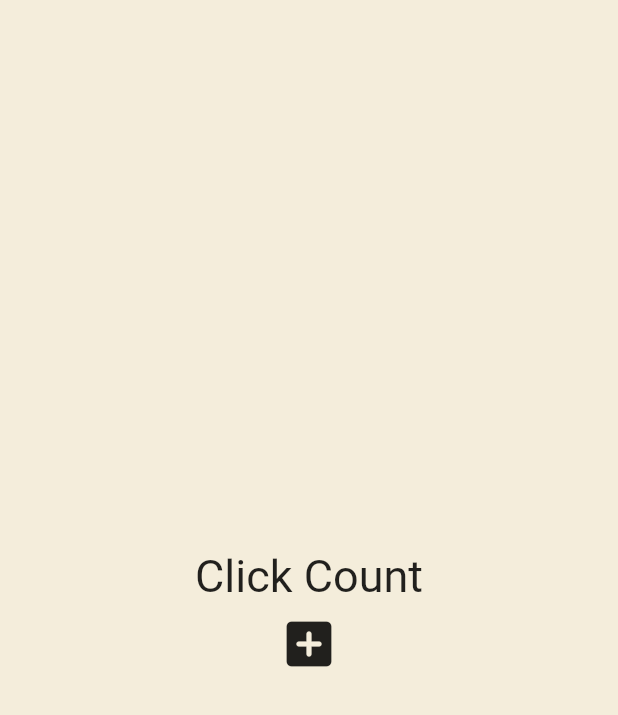
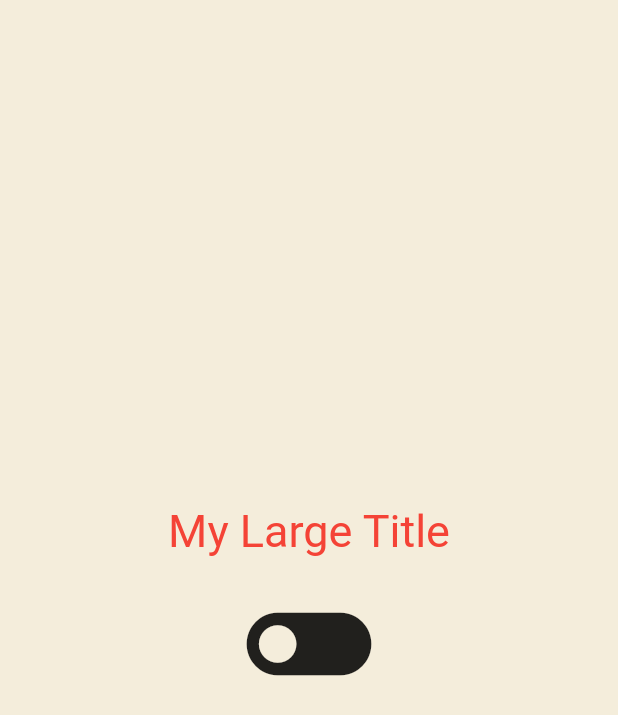
Before and after one commit to ketchup0211/Nomad_Flutter, a Flutter app: the screen it shows after launch, on a phone screen of 412 x 824 dp. Shown: the top 715 px of the screen. Run offline on Flutter 3.47's test engine with Material 2 defaults, Android fonts, the phone set to English and light mode, and no system bars.

```diff
--- a/toonflix/lib/main.dart
+++ b/toonflix/lib/main.dart
@@ -12,36 +12,33 @@ class App extends StatefulWidget {
 }
 
 class _AppState extends State<App> {
-  List<int> numbers = [];
+  bool showTitle = true;
 
-  void onClicked() {
+  void toggleTitle() {
     setState(() {
-      numbers.add(numbers.length);
+      showTitle = !showTitle;
     });
   }
 
   @override
   Widget build(BuildContext context) {
     return MaterialApp(
+      theme: ThemeData(
+        textTheme: const TextTheme(
+          titleLarge: TextStyle(color: Colors.red),
+        ),
+      ),
       home: Scaffold(
         backgroundColor: const Color(0xFFF4EDDB),
         body: Center(
           child: Column(
             mainAxisAlignment: MainAxisAlignment.center,
             children: [
-              const Text(
-                'Click Count',
-                style: TextStyle(
-                  fontSize: 30,
-                ),
-              ),
-              for (var n in numbers) Text('${numbers[n]}'),
+              showTitle ? const MyLargeTitle() : const Text("Nothing"),
               IconButton(
-                iconSize: 40,
-                onPressed: onClicked,
-                icon: const Icon(
-                  Icons.add_box_rounded,
-                ),
+                iconSize: 100,
+                onPressed: toggleTitle,
+                icon: Icon(showTitle ? Icons.toggle_off : Icons.toggle_on),
               ),
             ],
           ),
@@ -50,3 +47,40 @@ class _AppState extends State<App> {
     );
   }
 }
+
+class MyLargeTitle extends StatefulWidget {
+  const MyLargeTitle({
+    super.key,
+  });
+
+  @override
+  State<MyLargeTitle> createState() => _MyLargeTitleState();
+}
+
+class _MyLargeTitleState extends State<MyLargeTitle> {
+  @override
+  void initState() {
+    // TODO: implement initState
+    super.initState();
+    print('initState!');
+  }
+
+  @override
+  void dispose() {
+    // TODO: implement dispose
+    super.dispose();
+    print('dispose!');
+  }
+
+  @override
+  Widget build(BuildContext context) {
+    print('build!');
+    return Text(
+      'My Large Title',
+      style: TextStyle(
+        fontSize: 30,
+        color: Theme.of(context).textTheme.titleLarge?.color,
+      ),
+    );
+  }
+}
```
